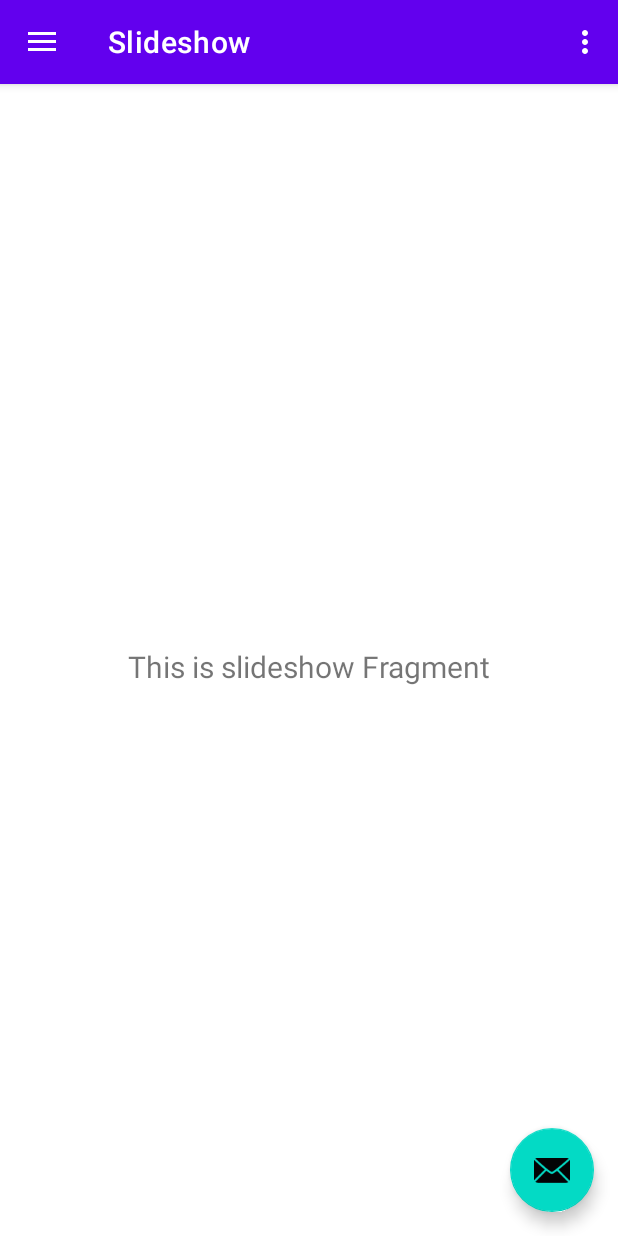
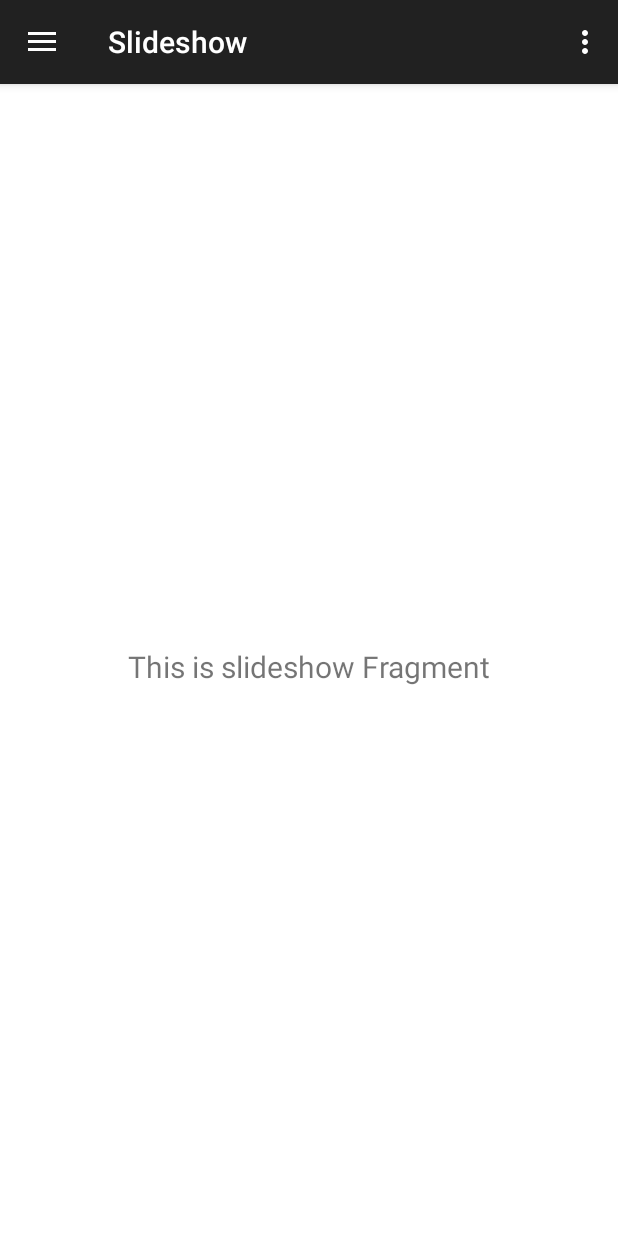
Before and after one commit to botradingblog1/android-kotlin-spacex-info, an Android app: the screen it shows after launch (MainActivity), in the side drawer, after a tap on "Slideshow", on a phone screen of 412 x 824 dp. Run offline under Robolectric (Android 15) with nearby library versions, the phone set to English and light mode, and no system bars; our stand-ins replace Room's generated code, Timber, navigation-ui; 2 statements that could not run were skipped.

Commit message:
Implemented crew details

```diff
--- a/app/build.gradle
+++ b/app/build.gradle
@@ -10,7 +10,7 @@ android {
 
     defaultConfig {
         applicationId "com.justmobiledev.android.spacexinfo"
-        minSdkVersion 19
+        minSdkVersion 21
         targetSdkVersion 30
         versionCode 1
         versionName "1.0"
@@ -98,4 +98,8 @@ dependencies {
 
     // OK HTTP
     implementation "com.squareup.okhttp3:okhttp:$version_okhttp"
+
+    // Glide
+    implementation 'com.github.bumptech.glide:glide:4.12.0'
+    annotationProcessor 'com.github.bumptech.glide:compiler:4.12.0'
 }
--- a/app/src/main/java/com/justmobiledev/android/spacexinfo/MainActivity.kt
+++ b/app/src/main/java/com/justmobiledev/android/spacexinfo/MainActivity.kt
@@ -24,11 +24,6 @@ class MainActivity : AppCompatActivity() {
         val toolbar: Toolbar = findViewById(R.id.toolbar)
         setSupportActionBar(toolbar)
 
-        val fab: FloatingActionButton = findViewById(R.id.fab)
-        fab.setOnClickListener { view ->
-            Snackbar.make(view, "Replace with your own action", Snackbar.LENGTH_LONG)
-                    .setAction("Action", null).show()
-        }
         val drawerLayout: DrawerLayout = findViewById(R.id.drawer_layout)
         val navView: NavigationView = findViewById(R.id.nav_view)
         val navController = findNavController(R.id.nav_host_fragment)
--- a/app/src/main/java/com/justmobiledev/android/spacexinfo/database/models/DbCrew.kt
+++ b/app/src/main/java/com/justmobiledev/android/spacexinfo/database/models/DbCrew.kt
@@ -1,9 +1,11 @@
 package com.justmobiledev.android.spacexinfo.database.models
 
+import android.os.Parcelable
 import androidx.room.Entity
 import androidx.room.PrimaryKey
+import kotlinx.android.parcel.Parcelize
 
-
+@Parcelize
 @Entity(tableName = "tbl_crew")
 data class DbCrew constructor(
     @PrimaryKey
@@ -11,4 +13,4 @@ data class DbCrew constructor(
     val name: String,
     val agency: String,
     val image: String,
-    val status: String)
+    val status: String): Parcelable
--- a/app/src/main/java/com/justmobiledev/android/spacexinfo/ui/crew/CrewListFragment.kt
+++ b/app/src/main/java/com/justmobiledev/android/spacexinfo/ui/crew/CrewListFragment.kt
@@ -7,6 +7,7 @@ import android.view.ViewGroup
 import androidx.fragment.app.Fragment
 import androidx.lifecycle.Observer
 import androidx.lifecycle.ViewModelProvider
+import androidx.navigation.fragment.findNavController
 import androidx.recyclerview.widget.LinearLayoutManager
 import androidx.recyclerview.widget.RecyclerView
 import com.justmobiledev.android.spacexinfo.R
@@ -30,7 +31,7 @@ class CrewListFragment : Fragment() {
 
         crewListAdapter = CrewListAdapter(CrewClickListener {
             // Navigate to the detail fragment
-            // todo this.findNavController().navigate(MainFragmentDirections.actionShowDetail(it))
+            this.findNavController().navigate(CrewListFragmentDirections.actionNavCrewToCrewDetailFragment(it))
         })
 
         binding.root.findViewById<RecyclerView>(R.id.recyclerview_crew_list).apply {
--- a/app/src/main/res/layout/app_bar_main.xml
+++ b/app/src/main/res/layout/app_bar_main.xml
@@ -9,25 +9,19 @@
     <com.google.android.material.appbar.AppBarLayout
         android:layout_width="match_parent"
         android:layout_height="wrap_content"
-        android:theme="@style/Theme.SpaceXInfo.AppBarOverlay">
+        android:theme="@style/AppBaseTheme">
 
         <androidx.appcompat.widget.Toolbar
             android:id="@+id/toolbar"
             android:layout_width="match_parent"
             android:layout_height="?attr/actionBarSize"
             android:background="?attr/colorPrimary"
+            app:theme="@style/ThemeOverlay.AppCompat.Dark.ActionBar"
             app:popupTheme="@style/Theme.SpaceXInfo.PopupOverlay" />
 
     </com.google.android.material.appbar.AppBarLayout>
 
     <include layout="@layout/content_main" />
 
-    <com.google.android.material.floatingactionbutton.FloatingActionButton
-        android:id="@+id/fab"
-        android:layout_width="wrap_content"
-        android:layout_height="wrap_content"
-        android:layout_gravity="bottom|end"
-        android:layout_margin="@dimen/fab_margin"
-        app:srcCompat="@android:drawable/ic_dialog_email" />
 
 </androidx.coordinatorlayout.widget.CoordinatorLayout>
--- a/app/src/main/res/navigation/mobile_navigation.xml
+++ b/app/src/main/res/navigation/mobile_navigation.xml
@@ -15,11 +15,25 @@
         android:id="@+id/nav_crew"
         android:name="com.justmobiledev.android.spacexinfo.ui.crew.CrewListFragment"
         android:label="@string/menu_crew"
-        tools:layout="@layout/fragment_crew_list" />
+        tools:layout="@layout/fragment_crew_list" >
+        <action
+            android:id="@+id/action_nav_crew_to_crewDetailFragment"
+            app:destination="@id/crewDetailFragment" />
+    </fragment>
+
+    <fragment
+        android:id="@+id/crewDetailFragment"
+        android:name="com.justmobiledev.android.spacexinfo.ui.crew.CrewDetailFragment"
+        android:label="CrewDetailFragment">
+        <argument
+            android:name="selectedCrewMember"
+            app:argType="com.justmobiledev.android.spacexinfo.database.models.DbCrew"/>
+    </fragment>
 
     <fragment
         android:id="@+id/nav_slideshow"
         android:name="com.justmobiledev.android.spacexinfo.ui.slideshow.SlideshowFragment"
         android:label="@string/menu_slideshow"
         tools:layout="@layout/fragment_slideshow" />
+
 </navigation>
--- a/app/src/main/res/values/styles.xml
+++ b/app/src/main/res/values/styles.xml
@@ -1,5 +1,18 @@
 <?xml version="1.0" encoding="utf-8"?>
 <resources>
+    <!-- Base application theme. -->
+    <style name="AppBaseTheme" parent="@style/Theme.AppCompat.Light.DarkActionBar">
+        <item name="actionBarStyle">@style/MyActionBar</item>
+    </style>
+
+    <style name="MyActionBar" parent="@style/Widget.AppCompat.ActionBar.Solid">
+        <item name="titleTextStyle">@style/MyTitleTextStyle</item>
+    </style>
+
+    <style name="MyTitleTextStyle" parent="@style/TextAppearance.AppCompat.Widget.ActionBar.Title">
+        <item name="android:textColor">@color/white</item>
+    </style>
+
     <style name="PageLayoutStyle">
         <item name="android:layout_width">match_parent</item>
         <item name="android:layout_height">match_parent</item>
```
Also changed, not shown: app/src/main/java/com/justmobiledev/android/spacexinfo/ui/crew/CrewDetailFragment.kt (added, +41 -0 lines), app/src/main/java/com/justmobiledev/android/spacexinfo/ui/crew/CrewDetailViewModel.kt (added, +17 -0 lines), app/src/main/res/layout/fragment_crew_detail.xml (added, +71 -0 lines), app/src/main/res/values/strings.xml (+6 -1 lines), app/src/main/res/drawable-xxxhdpi/crew_placeholder.png (added).
